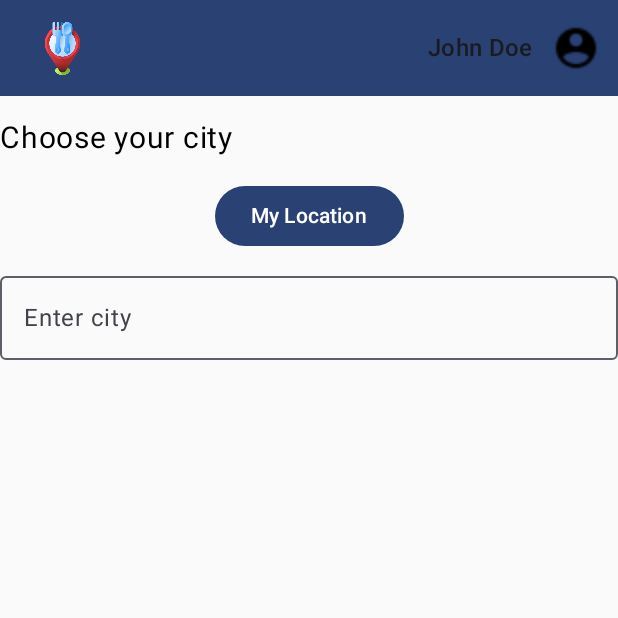
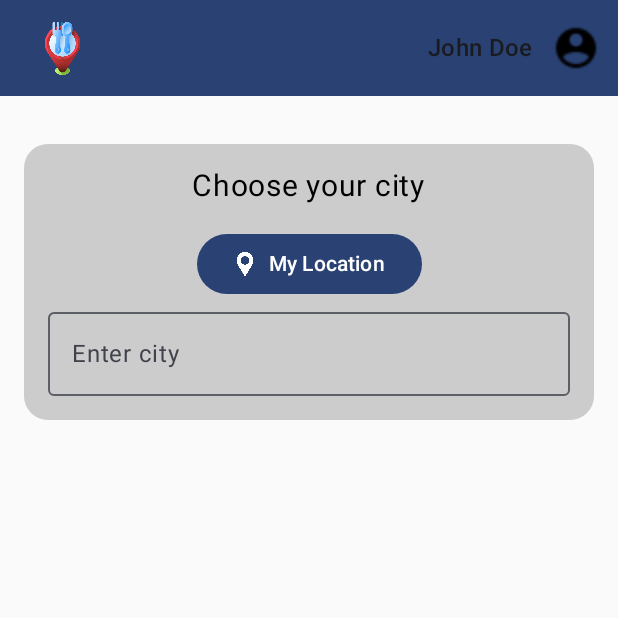
Before and after one commit to JannisFink01/FlavourTrail_v2, an Android app built with Jetpack Compose: the PlanRouteActivity screen opened directly, with no data from a screen before it, after a tap on "My Location", on a phone screen of 412 x 824 dp, the top half of it. Run offline under Robolectric (Android 15) with nearby library versions, the phone set to English and light mode, and no system bars.

Commit message:
improved UI and added fucntionality to My Location Button

```diff
--- a/app/src/main/java/com/example/flavourtrail_v2/PlanRouteActivity.kt
+++ b/app/src/main/java/com/example/flavourtrail_v2/PlanRouteActivity.kt
@@ -1,46 +1,157 @@
+@file:Suppress("DEPRECATION")
+
 package com.example.flavourtrail_v2
 
+import android.Manifest
+import android.annotation.SuppressLint
+import android.content.Context
+import android.location.Geocoder
+import android.os.Looper
+import android.util.Log
+import android.widget.Toast
+import androidx.activity.compose.rememberLauncherForActivityResult
+import androidx.activity.result.contract.ActivityResultContracts
+import androidx.compose.foundation.background
 import androidx.compose.foundation.layout.*
+import androidx.compose.foundation.shape.RoundedCornerShape
 import androidx.compose.material3.*
 import androidx.compose.runtime.*
 import androidx.compose.ui.Alignment
 import androidx.compose.ui.Modifier
+import androidx.compose.ui.draw.clip
+import androidx.compose.ui.graphics.Color
+import androidx.compose.ui.res.painterResource
 import androidx.compose.ui.unit.dp
 import androidx.compose.ui.unit.sp
+import com.example.flavourtrail_v2.ui.theme.FlavourTrail_v2Theme
+import com.google.android.gms.location.FusedLocationProviderClient
+import com.google.android.gms.location.LocationServices
+import kotlinx.coroutines.launch
+import java.util.Locale
+import androidx.compose.runtime.MutableState
+import androidx.compose.runtime.rememberCoroutineScope
+import kotlinx.coroutines.Dispatchers
+import kotlinx.coroutines.withContext
 
 class PlanRouteActivity : BaseActivity() {
     @Composable
     override fun Content() {
-        PlanRouteScreen()
+        PlanRouteScreen(this)
     }
 }
 
 @Composable
-fun PlanRouteScreen() {
-    Column(modifier = Modifier.fillMaxSize()) {
-        Text(
-            text = "Choose your city",
-            fontSize = 20.sp,
-            modifier = Modifier.padding(bottom = 16.dp)
-        )
+fun PlanRouteScreen(context: Context) {
+    val fusedLocationClient = remember { LocationServices.getFusedLocationProviderClient(context) }
+    val cityName = remember { mutableStateOf("") }
+    val coroutineScope = rememberCoroutineScope()
 
+    // Launcher to request location permission
+    val locationPermissionLauncher = rememberLauncherForActivityResult(
+        ActivityResultContracts.RequestPermission()
+    ) { isGranted ->
+        if (!isGranted) {
+            Toast.makeText(context, "Location permission denied", Toast.LENGTH_SHORT).show()
+        }
+    }
+
+    FlavourTrail_v2Theme {
         Box(
-            modifier = Modifier.fillMaxWidth(),
-            contentAlignment = Alignment.Center
+            modifier = Modifier
+                .fillMaxSize()
+                .padding(16.dp)
         ) {
-            Column(horizontalAlignment = Alignment.CenterHorizontally) {
-                Button(onClick = { /* Action */ }, modifier = Modifier.padding(bottom = 8.dp)) {
+            Column(
+                horizontalAlignment = Alignment.CenterHorizontally,
+                verticalArrangement = Arrangement.Top,
+                modifier = Modifier
+                    .fillMaxWidth()
+                    .clip(RoundedCornerShape(16.dp))
+                    .background(Color.LightGray)
+                    .padding(16.dp)
+            ) {
+                Text(
+                    text = "Choose your city",
+                    fontSize = 20.sp,
+                    modifier = Modifier.padding(bottom = 16.dp)
+                )
+
+                Button(
+                    onClick = {
+                        locationPermissionLauncher.launch(Manifest.permission.ACCESS_FINE_LOCATION)
+                        coroutineScope.launch {
+                            fetchCurrentLocation(context, fusedLocationClient, cityName)
+                        }
+                    }
+                ) {
+                    Icon(
+                        painter = painterResource(id = R.drawable.location_pin),
+                        contentDescription = "Location Icon",
+                        modifier = Modifier.size(16.dp)
+                    )
+                    Spacer(modifier = Modifier.width(8.dp))
                     Text(text = "My Location")
                 }
 
-                val cityName = remember { mutableStateOf("") }
                 OutlinedTextField(
                     value = cityName.value,
                     onValueChange = { cityName.value = it },
                     label = { Text("Enter city") },
-                    modifier = Modifier.fillMaxWidth()
+                    modifier = Modifier
+                        .fillMaxWidth()
                 )
             }
         }
     }
 }
+
+@SuppressLint("MissingPermission")
+suspend fun fetchCurrentLocation(
+    context: Context,
+    fusedLocationClient: FusedLocationProviderClient,
+    cityName: MutableState<String>
+) {
+    try {
+        val locationRequest = com.google.android.gms.location.LocationRequest.create().apply {
+            priority = com.google.android.gms.location.LocationRequest.PRIORITY_HIGH_ACCURACY
+            interval = 500 // 1 Sekunde
+            fastestInterval = 300
+        }
+
+        // Listener für Standortupdates
+        val locationCallback = object : com.google.android.gms.location.LocationCallback() {
+            override fun onLocationResult(locationResult: com.google.android.gms.location.LocationResult) {
+                val location = locationResult.lastLocation
+                if (location != null) {
+                    Log.d("LocationDebug", "Updated Location: Lat=${location.latitude}, Long=${location.longitude}")
+                    cityName.value = getCityNameFromCoordinates(context, location.latitude, location.longitude)
+                }
+            }
+        }
+
+        // Standortupdates starten
+        withContext(Dispatchers.IO) {
+            fusedLocationClient.requestLocationUpdates(locationRequest, locationCallback, Looper.getMainLooper())
+        }
+
+    } catch (e: Exception) {
+        withContext(Dispatchers.Main) {
+            Toast.makeText(context, "Error fetching location: ${e.message}", Toast.LENGTH_SHORT).show()
+        }
+    }
+}
+
+private fun getCityNameFromCoordinates(context: Context, latitude: Double, longitude: Double): String {
+    return try {
+        val geocoder = Geocoder(context, Locale.getDefault())
+        val addresses = geocoder.getFromLocation(latitude, longitude, 1)
+        if (!addresses.isNullOrEmpty()) {
+            addresses[0].locality ?: "Unknown City"
+        } else {
+            "City not found"
+        }
+    } catch (e: Exception) {
+        Log.e("GeocoderError", "Error fetching city name: ${e.message}")
+        "Error fetching city"
+    }
+}
```
